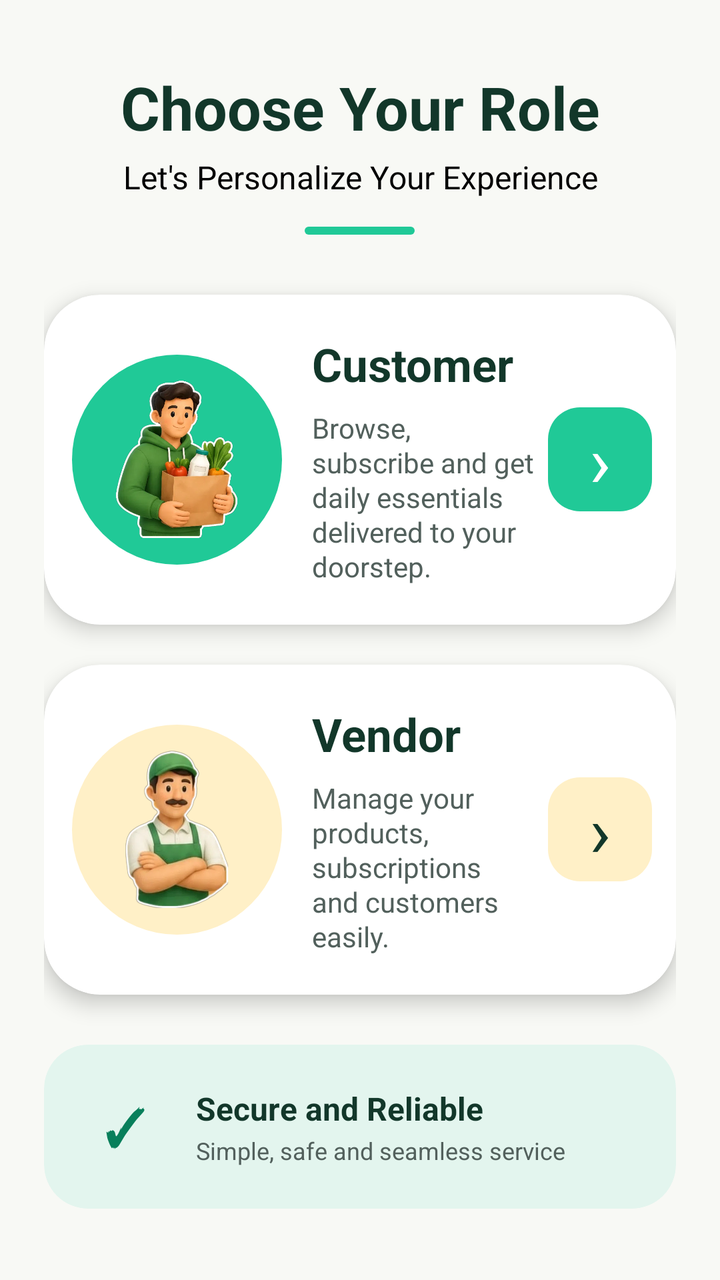
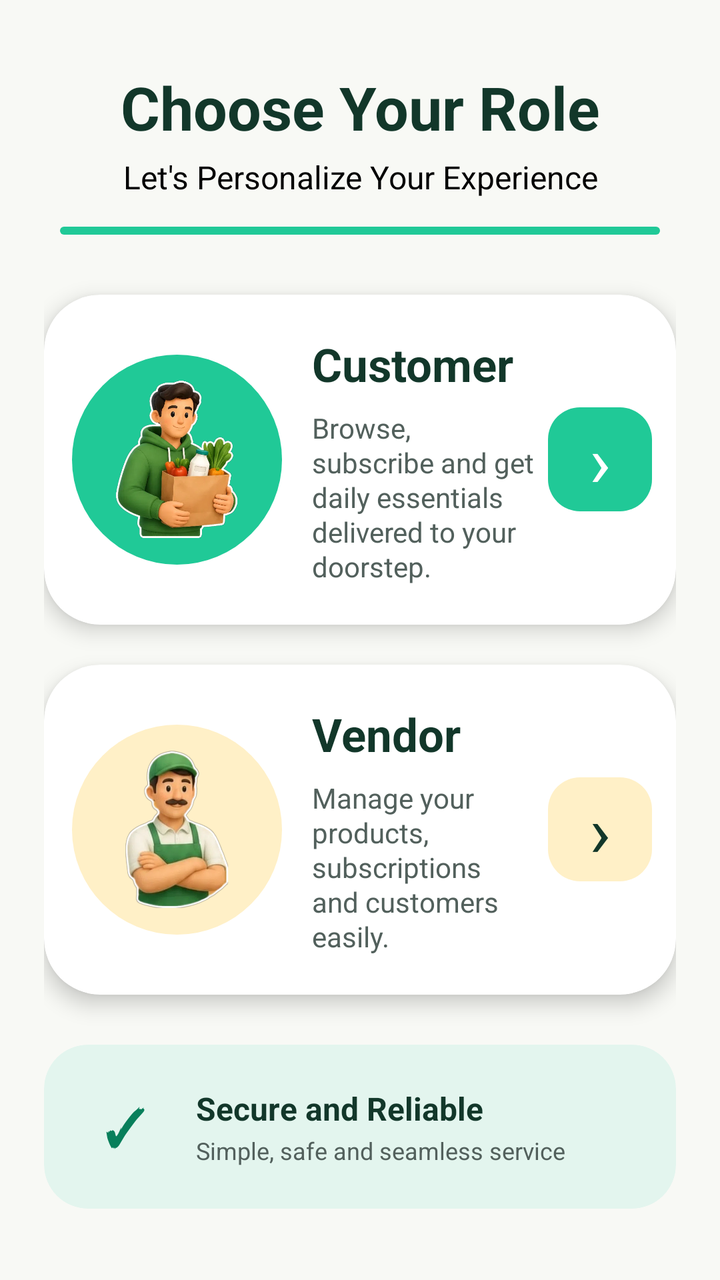

An Android layout rendered at two revisions. The XML below is the earlier revision; the diff shows what the commit changed to produce the second picture.
<!-- AndroidManifest.xml: application theme Theme.NextGen -->
<!-- res/layout/activity_selection_form.xml -->
<?xml version="1.0" encoding="utf-8"?>
<ScrollView xmlns:android="http://schemas.android.com/apk/res/android"
    xmlns:app="http://schemas.android.com/apk/res-auto"
    android:layout_width="match_parent"
    android:layout_height="match_parent"
    android:background="#F8F9F5"
    android:overScrollMode="never">

    <LinearLayout
        android:layout_width="match_parent"
        android:layout_height="wrap_content"
        android:orientation="vertical"
        android:paddingStart="22dp"
        android:paddingTop="28dp"
        android:paddingEnd="22dp"
        android:paddingBottom="30dp"
        android:layout_gravity="center">


        <TextView
            android:id="@+id/tvTitle"
            android:layout_width="match_parent"
            android:layout_height="wrap_content"
            android:gravity="center"
            android:text="Choose Your Role"
            android:textColor="@color/deep_green"
            android:textSize="30sp"
            android:textStyle="bold"/>

        <TextView
            android:id="@+id/tvSubtitle"
            android:layout_width="match_parent"
            android:layout_height="wrap_content"
            android:layout_marginTop="4dp"
            android:gravity="center"
            android:text="Let's Personalize Your Experience"
            android:textColor="@color/black"
            android:textSize="16sp"
            android:textStyle="normal"/>

        <View
            android:layout_width="55dp"
            android:layout_height="4dp"
            android:layout_gravity="center"
            android:layout_marginTop="14dp"
            android:background="@drawable/bg_green_line"/>



        <androidx.cardview.widget.CardView
            android:id="@+id/cardCustomer"
            android:layout_width="match_parent"
            android:layout_height="165dp"
            android:layout_marginTop="30dp"
            android:clickable="true"
            android:focusable="true"
            android:foreground="?attr/selectableItemBackground"
            app:cardBackgroundColor="#FFFFFF"
            app:cardCornerRadius="28dp"
            app:cardElevation="6dp">

            <LinearLayout
                android:layout_width="match_parent"
                android:layout_height="match_parent"
                android:gravity="center_vertical"
                android:orientation="horizontal"
                android:paddingStart="14dp"
                android:paddingEnd="12dp">

                

                <FrameLayout
                    android:layout_width="105dp"
                    android:layout_height="105dp"
                    android:background="@drawable/bg_customer_circle">

                    <ImageView
                        android:id="@+id/imgCustomer"
                        android:layout_width="82dp"
                        android:layout_height="82dp"
                        android:layout_gravity="center"
                        android:scaleType="fitCenter"
                        android:src="@drawable/customer_image"
                        android:contentDescription="Customer" />

                </FrameLayout>


                

                <LinearLayout
                    android:layout_width="0dp"
                    android:layout_height="wrap_content"
                    android:layout_weight="1"
                    android:layout_marginStart="15dp"
                    android:layout_marginEnd="7dp"
                    android:orientation="vertical">

                    <TextView
                        android:layout_width="wrap_content"
                        android:layout_height="wrap_content"
                        android:text="Customer"
                        android:textColor="#12372A"
                        android:textSize="23sp"
                        android:textStyle="bold"
                        android:maxLines="1" />

                    <TextView
                        android:layout_width="match_parent"
                        android:layout_height="wrap_content"
                        android:layout_marginTop="7dp"
                        android:text="Browse, subscribe and get daily essentials delivered to your doorstep."
                        android:textColor="#52605C"
                        android:textSize="14sp"
                        android:lineSpacingExtra="1dp" />

                </LinearLayout>


                

                <TextView
                    android:id="@+id/tvCustomerArrow"
                    android:layout_width="52dp"
                    android:layout_height="52dp"
                    android:gravity="center"
                    android:text="›"
                    android:textColor="#FFFFFF"
                    android:textSize="36sp"
                    android:textStyle="normal"
                    android:background="@drawable/bg_customer_arrow" />

            </LinearLayout>

        </androidx.cardview.widget.CardView>


        

        <androidx.cardview.widget.CardView
            android:id="@+id/cardVendor"
            android:layout_width="match_parent"
            android:layout_height="165dp"
            android:layout_marginTop="20dp"
            android:clickable="true"
            android:focusable="true"
            android:foreground="?attr/selectableItemBackground"
            app:cardBackgroundColor="#FFFFFF"
            app:cardCornerRadius="28dp"
            app:cardElevation="6dp">

            <LinearLayout
                android:layout_width="match_parent"
                android:layout_height="match_parent"
                android:gravity="center_vertical"
                android:orientation="horizontal"
                android:paddingStart="14dp"
                android:paddingEnd="12dp">

                

                <FrameLayout
                    android:layout_width="105dp"
                    android:layout_height="105dp"
                    android:background="@drawable/bg_vendor_circle">

                    <ImageView
                        android:id="@+id/imgVendor"
                        android:layout_width="82dp"
                        android:layout_height="82dp"
                        android:layout_gravity="center"
                        android:scaleType="fitCenter"
                        android:src="@drawable/vendor_image"
                        android:contentDescription="Vendor" />

                </FrameLayout>


                

                <LinearLayout
                    android:layout_width="0dp"
                    android:layout_height="wrap_content"
                    android:layout_weight="1"
                    android:layout_marginStart="15dp"
                    android:layout_marginEnd="7dp"
                    android:orientation="vertical">

                    <TextView
                        android:layout_width="wrap_content"
                        android:layout_height="wrap_content"
                        android:text="Vendor"
                        android:textColor="#12372A"
                        android:textSize="23sp"
                        android:textStyle="bold"
                        android:maxLines="1" />

                    <TextView
                        android:layout_width="match_parent"
                        android:layout_height="wrap_content"
                        android:layout_marginTop="7dp"
                        android:text="Manage your products, subscriptions and customers easily."
                        android:textColor="#52605C"
                        android:textSize="14sp"
                        android:lineSpacingExtra="1dp" />

                </LinearLayout>


                

                <TextView
                    android:id="@+id/tvVendorArrow"
                    android:layout_width="52dp"
                    android:layout_height="52dp"
                    android:gravity="center"
                    android:text="›"
                    android:textColor="#12372A"
                    android:textSize="36sp"
                    android:textStyle="normal"
                    android:background="@drawable/bg_vendor_arrow" />

            </LinearLayout>

        </androidx.cardview.widget.CardView>


        

        <androidx.cardview.widget.CardView
            android:layout_width="match_parent"
            android:layout_height="82dp"
            android:layout_marginTop="25dp"
            app:cardBackgroundColor="#E3F5EE"
            app:cardCornerRadius="22dp"
            app:cardElevation="0dp">

            <LinearLayout
                android:layout_width="match_parent"
                android:layout_height="match_parent"
                android:gravity="center_vertical"
                android:paddingStart="18dp"
                android:paddingEnd="18dp">

                <TextView
                    android:layout_width="45dp"
                    android:layout_height="45dp"
                    android:gravity="center"
                    android:text="✓"
                    android:textColor="#087F5B"
                    android:textSize="25sp"
                    android:textStyle="bold"/>

                <LinearLayout
                    android:layout_width="0dp"
                    android:layout_height="wrap_content"
                    android:layout_weight="1"
                    android:layout_marginStart="13dp"
                    android:orientation="vertical">

                    <TextView
                        android:layout_width="wrap_content"
                        android:layout_height="wrap_content"
                        android:text="Secure and Reliable"
                        android:textColor="#12372A"
                        android:textSize="16sp"
                        android:textStyle="bold" />

                    <TextView
                        android:layout_width="wrap_content"
                        android:layout_height="wrap_content"
                        android:layout_marginTop="2dp"
                        android:text="Simple, safe and seamless service"
                        android:textColor="#52605C"
                        android:textSize="12sp" />

                </LinearLayout>

            </LinearLayout>

        </androidx.cardview.widget.CardView>

    </LinearLayout>

</ScrollView>
<!-- resources referenced by this layout -->
<resources>
  <color name="black">#FF000000</color>
  <color name="deep_green">#12372A</color>
  <!-- drawable bg_customer_arrow (drawable) -->
  <?xml version="1.0" encoding="utf-8"?>
  <shape xmlns:android="http://schemas.android.com/apk/res/android">
  
      <solid android:color="@color/mint_greean"/>
      <corners android:radius="16dp"/>
  </shape>
  <!-- drawable bg_customer_circle (drawable) -->
  <?xml version="1.0" encoding="utf-8"?>
  <shape xmlns:android="http://schemas.android.com/apk/res/android">
  
      <solid android:color="@color/mint_greean"/>
      <corners android:radius="70dp"/>
  
  </shape>
  <!-- drawable bg_green_line (drawable) -->
  <?xml version="1.0" encoding="utf-8"?>
  <shape xmlns:android="http://schemas.android.com/apk/res/android">
  
      <solid android:color="#20C997" />
  
      <corners android:radius="10dp" />
  
  </shape>
  <!-- drawable bg_vendor_arrow (drawable) -->
  <?xml version="1.0" encoding="utf-8"?>
  <shape xmlns:android="http://schemas.android.com/apk/res/android">
  
      <solid android:color="@color/yellow"/>
      <corners android:radius="16dp"/>
  </shape>
  <!-- drawable bg_vendor_circle (drawable) -->
  <?xml version="1.0" encoding="utf-8"?>
  <shape xmlns:android="http://schemas.android.com/apk/res/android">
  
      <solid android:color="@color/yellow"/>
      <corners android:radius="70dp"/>
  
  </shape>
  <!-- drawable customer_image: jpg bitmap (drawable, 28904 bytes) -->
  <!-- drawable vendor_image: png bitmap (drawable, 206024 bytes) -->
  <style name="Theme.NextGen" parent="Base.Theme.NextGen" />
  <color name="mint_greean">#20C997</color>
  <color name="yellow">#FFF0C7</color>
  <style name="Base.Theme.NextGen" parent="Theme.Material3.DayNight.NoActionBar">
          
          
      </style>
</resources>

<!-- the commit's change to res/layout/activity_selection_form.xml (unified diff, before → after) -->
@@ -39,7 +39,7 @@
             android:textStyle="normal"/>
 
         <View
-            android:layout_width="55dp"
+            android:layout_width="300dp"
             android:layout_height="4dp"
             android:layout_gravity="center"
             android:layout_marginTop="14dp"
